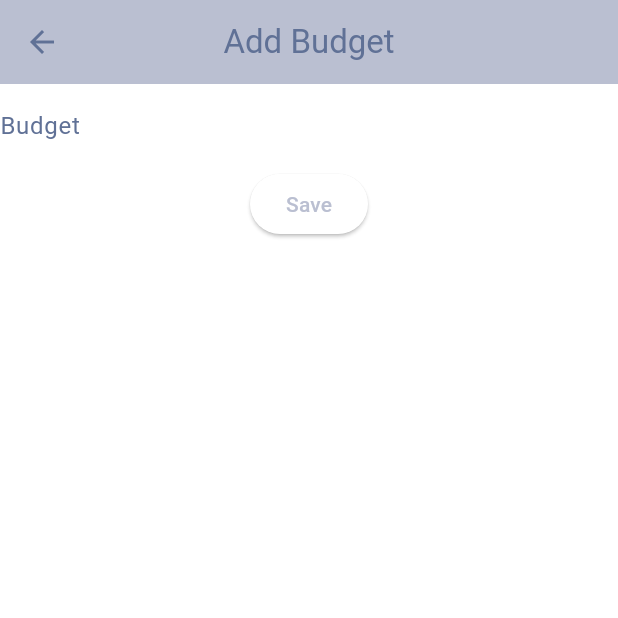
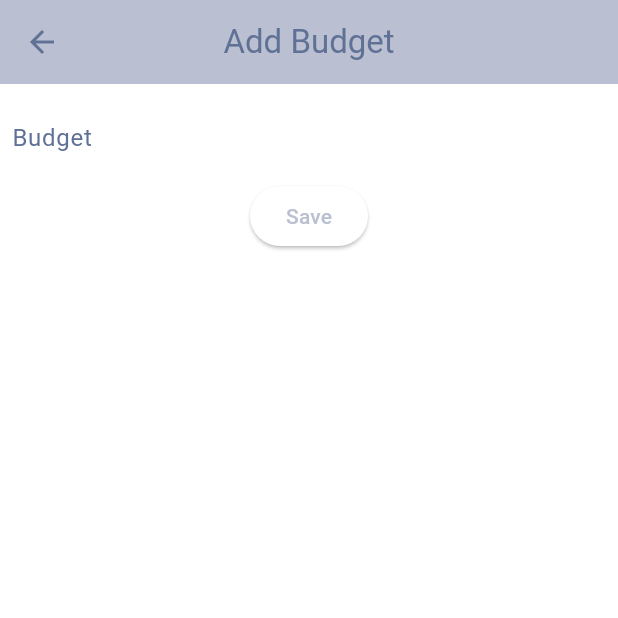
Before and after one commit to mohammadreza-jamali/flutter_sandik, a Flutter app: the AddBudget screen opened directly with empty values, on a phone screen of 412 x 824 dp, the top half of it. Run offline on Flutter 3.47's test engine with Material 3 defaults, Android fonts, the phone set to English and light mode, and no system bars; our stand-ins replace cloud_firestore, easy_localization, event_bus, firebase_auth, firebase_core, flutter_slidable and 4 more; missing offline and left inert: splash_screen_view; accounts and stored records are empty.

Commit message:
fix:  - budget bug fixed

```diff
--- a/lib/pages/add_budget.dart
+++ b/lib/pages/add_budget.dart
@@ -3,7 +3,7 @@ import 'package:flutter_sandik/model/budget.dart';
 import 'package:flutter_sandik/viewmodel/transaction.dart';
 import 'package:provider/provider.dart';
 class AddBudget extends StatefulWidget {
-  AddBudget(this.groupId,{Key? key}) : super(key: key);
+  const AddBudget(this.groupId,{Key? key}) : super(key: key);
 
   final String groupId;
   @override
@@ -18,7 +18,8 @@ class _AddBudgetState extends State<AddBudget> {
   Widget build(BuildContext context) {
     return Scaffold(
       appBar: AppBar(title: Text("Add Budget"),),
-      body: Form(child: Container(
+      body: Form(child: Padding(
+        padding: const EdgeInsets.all(8.0),
         child: Column(
           children: [
             TextFormField(
--- a/lib/pages/transactions_page.dart
+++ b/lib/pages/transactions_page.dart
@@ -33,7 +33,7 @@ class TransactionsPage extends StatelessWidget {
           future: _getInfo(),
           builder: (context, snapshot) {
             if (snapshot.connectionState == ConnectionState.done) {
-              if (_budget == null || _transactions == null) {
+              if ((_budget??Budget()).budgetValue==0 || _transactions == null) {
                 return Center(
                   child: Column(
                     children: [
```
